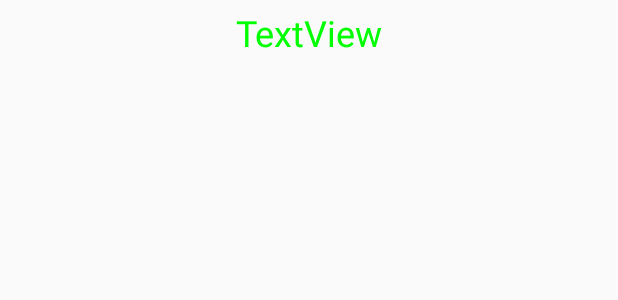
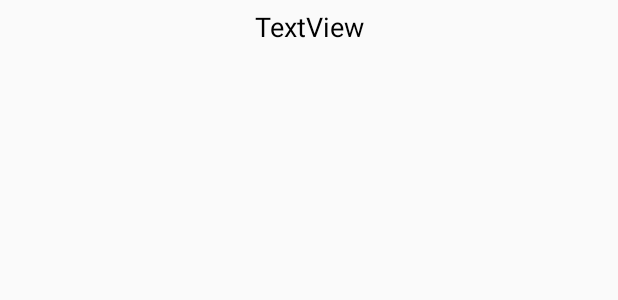
Before and after one commit to maximova136/EffectiveTravel-client, an Android app: the layout stations_list_item.xml on its own in the app's theme, with its tools: preview values and no code run, on a phone screen of 412 x 824 dp. Shown: the top 300 px of the screen. Run offline under Robolectric (Android 15) with nearby library versions, the phone set to English and light mode, and no system bars.

Commit message:
StationsListActivity: list works

```diff
--- a/app/src/main/java/com/et/gui/StationsListAdapter.java
+++ b/app/src/main/java/com/et/gui/StationsListAdapter.java
@@ -24,7 +24,6 @@ public class StationsListAdapter extends BaseAdapter {
     StationsListAdapter(Context context, StationsList _stations) {
         ctx = context;
         stations = _stations;
-        System.out.print("SADASFASF");
         lInflater = (LayoutInflater) ctx
                 .getSystemService(Context.LAYOUT_INFLATER_SERVICE);
     }
--- a/app/src/main/res/layout/stations_list_item.xml
+++ b/app/src/main/res/layout/stations_list_item.xml
@@ -7,6 +7,6 @@
     android:gravity="center_horizontal"
     android:padding="5dp"
     android:text="TextView"
-    android:textColor="#00FF00"
-    android:textSize="24sp">
+    android:textColor="@android:color/black"
+    android:textSize="18sp">
 </TextView>
```
Also changed, not shown: app/src/main/java/com/et/gui/StationsListActivity.java (+16 -7 lines).
